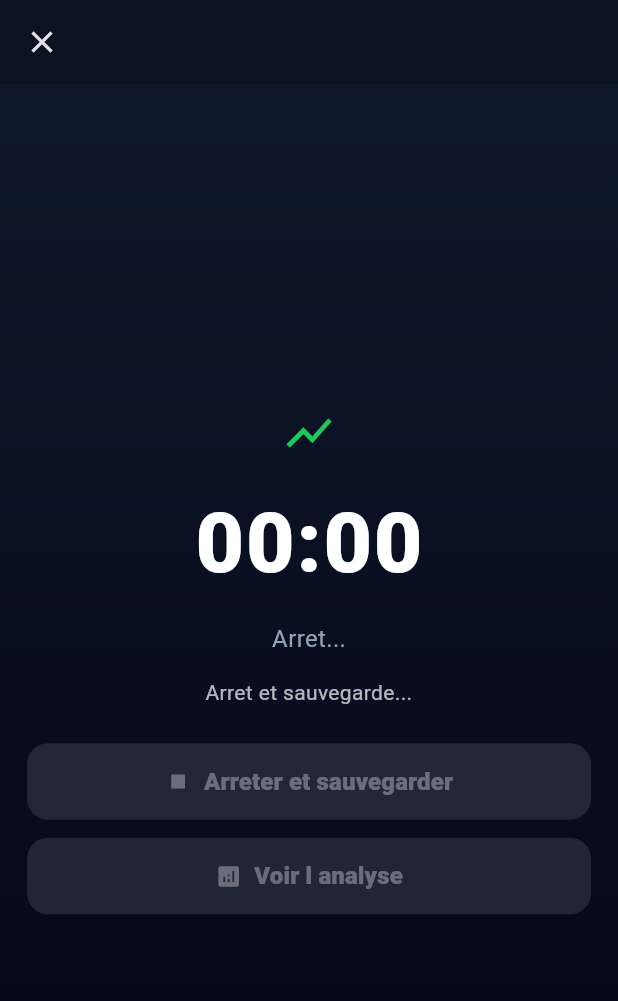
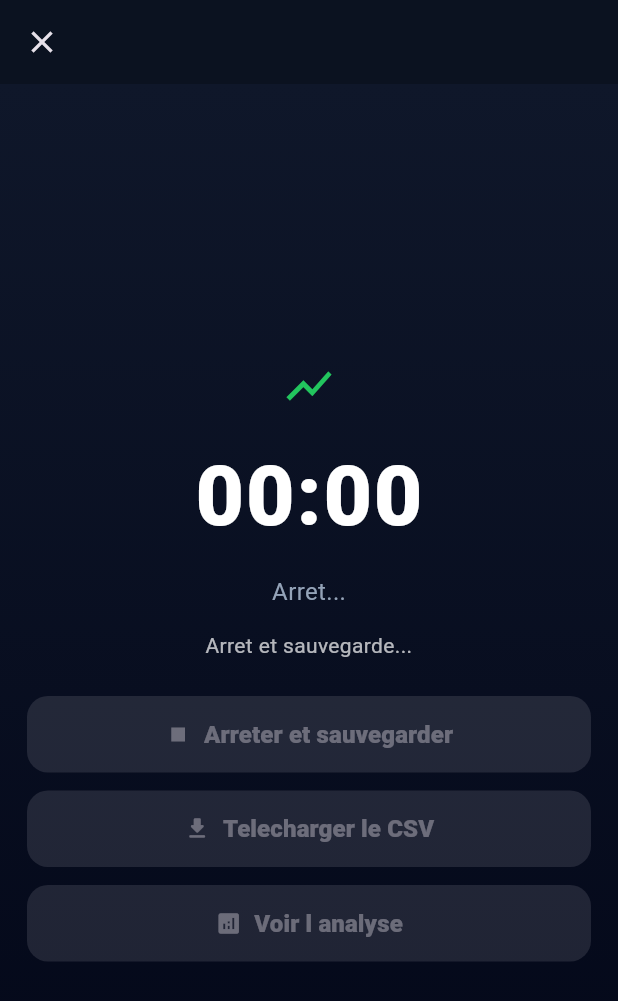
Before and after one commit to AntoineMethot/PFE, a Flutter app: the WorkoutProgressScreen screen opened directly with empty values, after a tap on "Arreter et sauvegarder", on a phone screen of 412 x 824 dp. Shown: the top 1001 px of the screen. Run offline on Flutter 3.47's test engine with Material 3 defaults, Android fonts, the light colour scheme and no system bars; our stand-ins replace flutter_blue_plus, share_plus.

Commit message:
L'option telecharger a ete ajouter

```diff
--- a/lib/screens/workout_progress_screen.dart
+++ b/lib/screens/workout_progress_screen.dart
@@ -3,15 +3,13 @@ import 'package:flutter/material.dart';
 
 import '../services/ble_manager.dart';
 import '../services/ble_imu_stream.dart';
+import '../services/file_share_service.dart';
 import '../services/set_file_writer.dart';
 import '../screens/exercise_analysis_screen.dart';
 import '../services/csv_rep_analysis_service.dart';
 
 class WorkoutProgressScreen extends StatefulWidget {
-  const WorkoutProgressScreen({
-    super.key,
-    required this.exerciseName,
-  });
+  const WorkoutProgressScreen({super.key, required this.exerciseName});
 
   final String exerciseName;
 
@@ -42,7 +40,8 @@ class _WorkoutProgressScreenState extends State<WorkoutProgressScreen> {
     if (BleManager.I.device == null || !BleManager.I.isConnected) {
       setState(() {
         _starting = false;
-        _status = "Aucun appareil BLE connecte. Ouvrez d abord Connexion des appareils.";
+        _status =
+            "Aucun appareil BLE connecte. Ouvrez d abord Connexion des appareils.";
       });
       return;
     }
@@ -109,7 +108,8 @@ class _WorkoutProgressScreenState extends State<WorkoutProgressScreen> {
       if (!mounted) return;
       setState(() {
         _stopping = false;
-        _status = "${BleImuStream.I.buffer.length} echantillons sauvegardes :\n${file.path}";
+        _status =
+            "${BleImuStream.I.buffer.length} echantillons sauvegardes :\n${file.path}";
       });
     } catch (e) {
       if (!mounted) return;
@@ -117,6 +117,24 @@ class _WorkoutProgressScreenState extends State<WorkoutProgressScreen> {
         _stopping = false;
         _status = "Echec arret/sauvegarde : $e";
       });
+    }
+  }
+
+  Future<void> _shareLastCsv() async {
+    final path = _lastSavedCsvPath;
+    if (path == null) return;
+
+    try {
+      await FileShareService.shareCsvFile(
+        path,
+        context: context,
+        text: 'Export CSV - ${widget.exerciseName}',
+      );
+    } catch (e) {
+      if (!mounted) return;
+      ScaffoldMessenger.of(
+        context,
+      ).showSnackBar(SnackBar(content: Text('Echec du partage du CSV : $e')));
     }
   }
 
@@ -133,7 +151,11 @@ Future<void> _openAnalysis() async {
       if (!mounted) return;
 
       if (reps.isEmpty) {
-      setState(() => _status = "Aucune repetition detectee (essayez de baisser les seuils).");
+        setState(
+          () =>
+              _status =
+                  "Aucune repetition detectee (essayez de baisser les seuils).",
+        );
         return;
       }
 
@@ -142,7 +164,8 @@ Future<void> _openAnalysis() async {
 
       Navigator.of(context).push(
         MaterialPageRoute(
-        builder: (_) => ExerciseAnalysisScreen(
+          builder:
+              (_) => ExerciseAnalysisScreen(
                 exerciseName: widget.exerciseName,
                 reps: reps,
               ),
@@ -174,6 +197,7 @@ Future<void> _openAnalysis() async {
 
     final canStop = !_starting && !_stopping;
     final canAnalyze = _lastSavedCsvPath != null && !_starting && !_stopping;
+    final canShare = _lastSavedCsvPath != null && !_starting && !_stopping;
 
     return Scaffold(
       backgroundColor: const Color(0xFF0B1220),
@@ -270,6 +294,31 @@ Future<void> _openAnalysis() async {
                     width: double.infinity,
                     child: ElevatedButton.icon(
                       style: ElevatedButton.styleFrom(
+                        backgroundColor: const Color(0xFF0EA5E9),
+                        foregroundColor: Colors.white,
+                        padding: const EdgeInsets.symmetric(vertical: 14),
+                        shape: RoundedRectangleBorder(
+                          borderRadius: BorderRadius.circular(14),
+                        ),
+                      ),
+                      onPressed: canShare ? _shareLastCsv : null,
+                      icon: const Icon(Icons.download_rounded),
+                      label: const Text(
+                        "Telecharger le CSV",
+                        style: TextStyle(
+                          fontWeight: FontWeight.w800,
+                          fontSize: 16,
+                        ),
+                      ),
+                    ),
+                  ),
+
+                  const SizedBox(height: 12),
+
+                  SizedBox(
+                    width: double.infinity,
+                    child: ElevatedButton.icon(
+                      style: ElevatedButton.styleFrom(
                         backgroundColor: const Color(0xFF2563EB),
                         foregroundColor: Colors.white,
                         padding: const EdgeInsets.symmetric(vertical: 14),
--- /dev/null
+++ b/lib/services/file_share_service.dart
@@ -0,0 +1,33 @@
+import 'dart:io';
+
+import 'package:flutter/material.dart';
+import 'package:share_plus/share_plus.dart';
+
+class FileShareService {
+  static Future<void> shareCsvFile(
+    String path, {
+    required BuildContext context,
+    String? text,
+  }) async {
+    final file = File(path);
+    final shareBox = context.findRenderObject() as RenderBox?;
+    final shareOrigin =
+        shareBox == null
+            ? null
+            : shareBox.localToGlobal(Offset.zero) & shareBox.size;
+
+    if (!file.existsSync()) {
+      throw Exception("Le fichier n existe pas : $path");
+    }
+
+    await Share.shareXFiles(
+      [XFile(path)],
+      text: text ?? 'CSV exporte',
+      subject:
+          file.uri.pathSegments.isEmpty
+              ? 'CSV exporte'
+              : file.uri.pathSegments.last,
+      sharePositionOrigin: shareOrigin,
+    );
+  }
+}
--- a/lib/services/set_file_writer.dart
+++ b/lib/services/set_file_writer.dart
@@ -1,4 +1,5 @@
 import 'dart:io';
+import 'dart:math';
 import 'package:path_provider/path_provider.dart';
 import 'package:path/path.dart' as p;
 
@@ -19,10 +20,56 @@ class SetFileWriter {
     final ts = DateTime.now().toIso8601String().replaceAll(':', '-');
     final file = File(p.join(setsDir.path, '${safeName}_$ts.csv'));
 
+    // We'll compute a simple gravity low-pass per-sample (same approach as
+    // the live sensor screen) to derive an inclination (degrees) from the
+    // gravity vector and append it to the CSV.
+    const double accelLsbPerG = 16384.0;
+    const double g = 9.80665;
+    const double tau = 0.5;
+
+    double gravityX = 0.0, gravityY = 0.0, gravityZ = 0.0;
+    double lastT = 0.0;
+    var inited = false;
+
     final sb = StringBuffer()
-      ..writeln('t_s,seq,ax,ay,az,gx,gy,gz');
+      ..writeln('t_s,seq,ax,ay,az,gx,gy,gz,inclination_deg');
+
     for (final s in samples) {
-      sb.writeln(s.toCsv());
+      // convert raw -> m/s^2
+      final axMs2 = s.ax / accelLsbPerG * g;
+      final ayMs2 = s.ay / accelLsbPerG * g;
+      final azMs2 = s.az / accelLsbPerG * g;
+
+      if (!inited) {
+        // mirror sensor_data_screen: initialize gravityX only on first sample
+        gravityX = axMs2;
+        lastT = s.t;
+        inited = true;
+        // sensor_data_screen returns early for the very first sample, so
+        // record a zero inclination for this row to match behavior.
+        sb.writeln('${s.toCsv()},0.000');
+        lastT = s.t;
+        continue;
+      }
+
+      double dt = s.t - lastT;
+      if (dt <= 0) dt = 0.001;
+      if (dt > 0.5) dt = 0.02;
+
+      final alpha = tau / (tau + dt);
+      gravityX = alpha * gravityX + (1 - alpha) * axMs2;
+      gravityY = alpha * gravityY + (1 - alpha) * ayMs2;
+      gravityZ = alpha * gravityZ + (1 - alpha) * azMs2;
+
+      final gNorm = sqrt(gravityX * gravityX + gravityY * gravityY + gravityZ * gravityZ);
+      double inclDeg = 0.0;
+      if (gNorm > 1e-6) {
+        inclDeg = asin((gravityY / gNorm).clamp(-1.0, 1.0)) * 180.0 / pi;
+      }
+
+      sb.writeln('${s.toCsv()},${inclDeg.toStringAsFixed(3)}');
+
+      lastT = s.t;
     }
 
     await file.writeAsString(sb.toString(), flush: true);
--- a/pubspec.yaml
+++ b/pubspec.yaml
@@ -37,6 +37,7 @@ dependencies:
   flutter_blue_plus: ^2.1.0 # For BLE communication
   path_provider: ^2.1.2
   path: ^1.9.0
+  share_plus: ^10.1.2
 dev_dependencies:
   flutter_test:
     sdk: flutter
```
Also changed, not shown: lib/screens/saved_sets_screen.dart (+38 -21 lines), pubspec.lock, 8 other files. Lines whose indentation alone changed are shown as unchanged.
